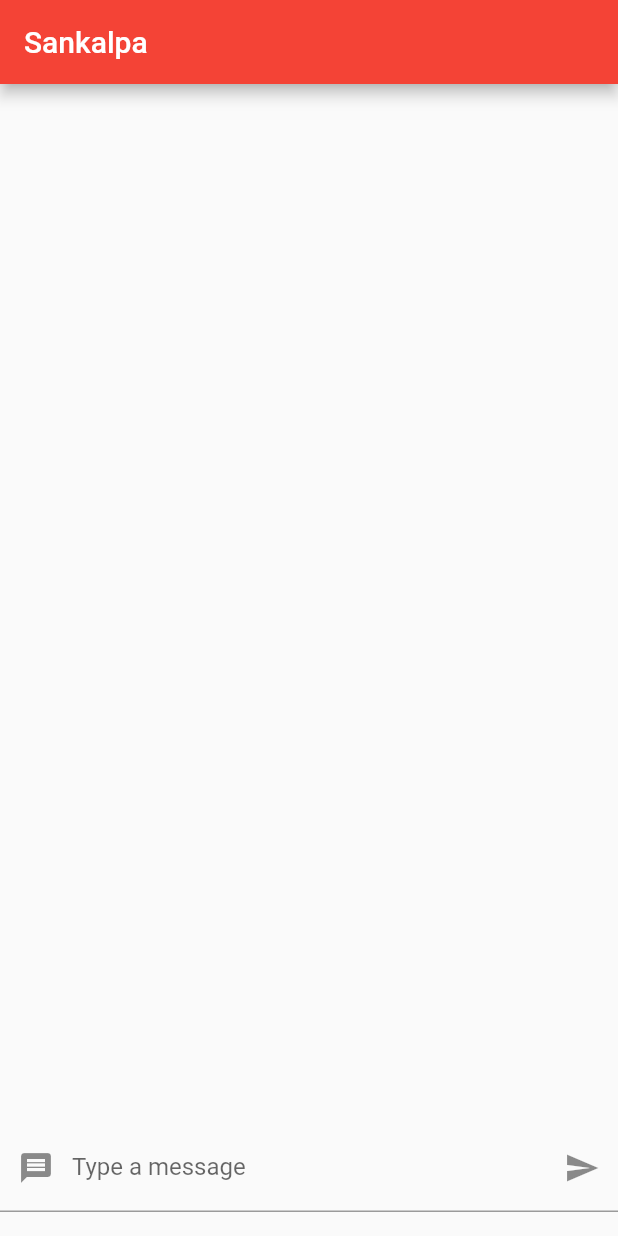
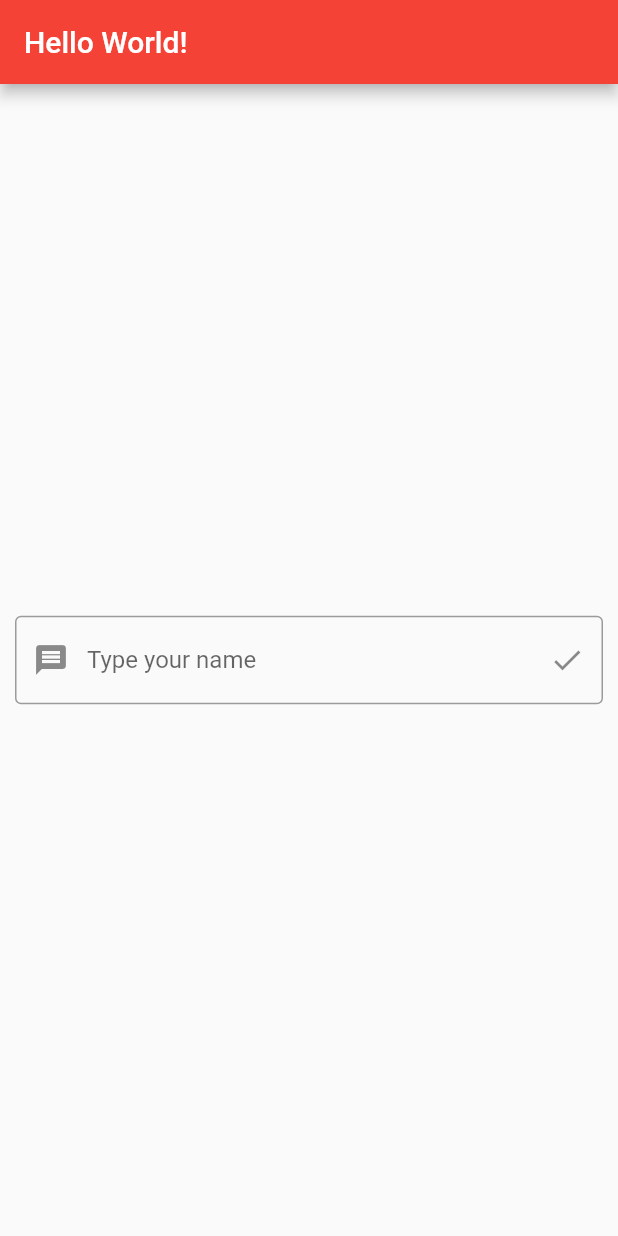
Before and after one commit to SankalpaLokuliyanage/first_flutter_app, a Flutter app: the screen it shows after launch, on a phone screen of 412 x 824 dp. Run offline on Flutter 3.47's test engine with Material 2 defaults, Android fonts, the phone set to English and light mode, and no system bars.

Commit message:
add login page and navigate with home page

```diff
--- /dev/null
+++ b/lib/login.dart
@@ -0,0 +1,52 @@
+import 'package:flutter/material.dart';
+import 'package:my_app/myHomePage.dart';
+
+class LoginPage extends StatelessWidget {
+
+  @override
+  Widget build(BuildContext context) {
+    return Scaffold(
+      appBar: AppBar(title: Text('Hello World!'),), body: Body(),
+    );
+  }
+}
+
+class Body extends StatefulWidget {
+
+    @override
+  _BodyState createState() => _BodyState();
+}
+
+class _BodyState extends State<Body> {
+
+  String name = "";
+  TextEditingController controller = new TextEditingController();
+
+  void click() {
+    this.name = controller.text;
+    Navigator.push(
+      context, MaterialPageRoute(builder: (context) => MyHomePage(this.name)));
+  }
+
+  @override
+  Widget build(BuildContext context) {
+    return Align(
+      alignment: Alignment.center, child: Padding(padding: EdgeInsets.all(10),
+      child: TextField(
+        controller: this.controller,
+        decoration: InputDecoration(
+          prefixIcon: Icon(Icons.message),
+             labelText: "Type your name",
+             border: OutlineInputBorder(
+               borderSide: BorderSide(width: 5, color: Colors.red)
+             ),
+             suffixIcon: IconButton(
+               icon: Icon(Icons.done),
+               tooltip: "Submit",
+               splashColor: Colors.redAccent,
+               onPressed: this.click)
+        ),
+      ),),
+    );
+  }
+}
--- a/lib/main.dart
+++ b/lib/main.dart
@@ -1,5 +1,5 @@
 import 'package:flutter/material.dart';
-import 'myHomePage.dart';
+import 'login.dart';
 
 void main() {
   runApp(MyApp());
@@ -16,7 +16,7 @@ class MyApp extends StatelessWidget {
         primarySwatch: Colors.red,
         visualDensity: VisualDensity.adaptivePlatformDensity,
       ),
-      home: MyHomePage(),
+      home: LoginPage(),
     );
   }
 }
--- a/lib/myHomePage.dart
+++ b/lib/myHomePage.dart
@@ -4,6 +4,11 @@ import 'postList.dart';
 import 'textInputWidget.dart';
 
 class MyHomePage extends StatefulWidget {
+
+  final String name;
+
+  MyHomePage(this.name);
+
    @override
   _MyHomePageState createState() => _MyHomePageState();
 }
@@ -14,7 +19,7 @@ class _MyHomePageState extends State<MyHomePage> {
 
   void newPost(String text) {
     this.setState(() {
-      posts.add(new Post(text, "sankalpa"));
+      posts.add(new Post(text, widget.name));
     });
   }
 
```
Also changed, not shown: 1 other file.
